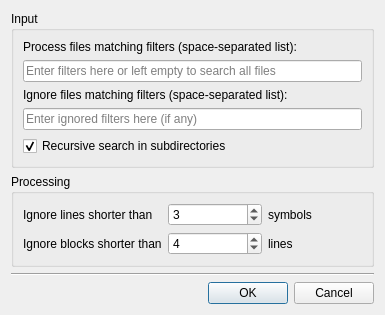
Qt form src/app/SettingsGUI.ui (duploq/duploq) before a commit.
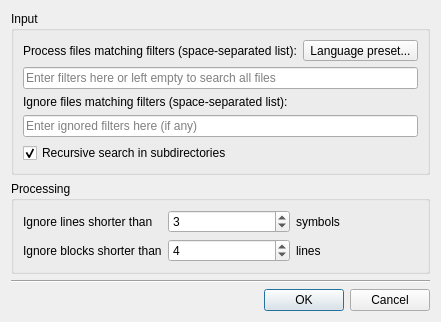
The same form after that commit.

The edit to the form file:
```diff
--- a/src/app/SettingsGUI.ui
+++ b/src/app/SettingsGUI.ui
@@ -6,8 +6,8 @@
    <rect>
     <x>0</x>
     <y>0</y>
-    <width>385</width>
-    <height>303</height>
+    <width>436</width>
+    <height>315</height>
    </rect>
   </property>
   <property name="windowTitle">
@@ -19,15 +19,18 @@
      <property name="title">
       <string>Input</string>
      </property>
-     <layout class="QVBoxLayout" name="verticalLayout_3">
-      <item>
-       <widget class="QLabel" name="label_5">
+     <layout class="QGridLayout" name="gridLayout_2">
+      <item row="5" column="0">
+       <widget class="QCheckBox" name="RecursiveDirs">
         <property name="text">
-         <string>Process files matching filters (space-separated list):</string>
+         <string>Recursive search in subdirectories</string>
+        </property>
+        <property name="checked">
+         <bool>true</bool>
         </property>
        </widget>
       </item>
-      <item>
+      <item row="2" column="0" colspan="2">
        <widget class="QLineEdit" name="FileFilters">
         <property name="text">
          <string/>
@@ -40,14 +43,40 @@
         </property>
        </widget>
       </item>
-      <item>
+      <item row="3" column="0">
        <widget class="QLabel" name="label_6">
         <property name="text">
          <string>Ignore files matching filters (space-separated list):</string>
         </property>
        </widget>
       </item>
-      <item>
+      <item row="1" column="1">
+       <widget class="QToolButton" name="PresetFilters">
+        <property name="toolTip">
+         <string>Use filters common for a language</string>
+        </property>
+        <property name="text">
+         <string>Language preset...</string>
+        </property>
+        <property name="popupMode">
+         <enum>QToolButton::InstantPopup</enum>
+        </property>
+        <property name="toolButtonStyle">
+         <enum>Qt::ToolButtonTextOnly</enum>
+        </property>
+        <property name="autoRaise">
+         <bool>false</bool>
+        </property>
+       </widget>
+      </item>
+      <item row="1" column="0">
+       <widget class="QLabel" name="label_5">
+        <property name="text">
+         <string>Process files matching filters (space-separated list):</string>
+        </property>
+       </widget>
+      </item>
+      <item row="4" column="0" colspan="2">
        <widget class="QLineEdit" name="IgnoreFilters">
         <property name="text">
          <string/>
@@ -60,16 +89,6 @@
         </property>
        </widget>
       </item>
-      <item>
-       <widget class="QCheckBox" name="RecursiveDirs">
-        <property name="text">
-         <string>Recursive search in subdirectories</string>
-        </property>
-        <property name="checked">
-         <bool>true</bool>
-        </property>
-       </widget>
-      </item>
      </layout>
     </widget>
    </item>
```
Left out of the diff: 8 changed lines with no effect on the pictures.
